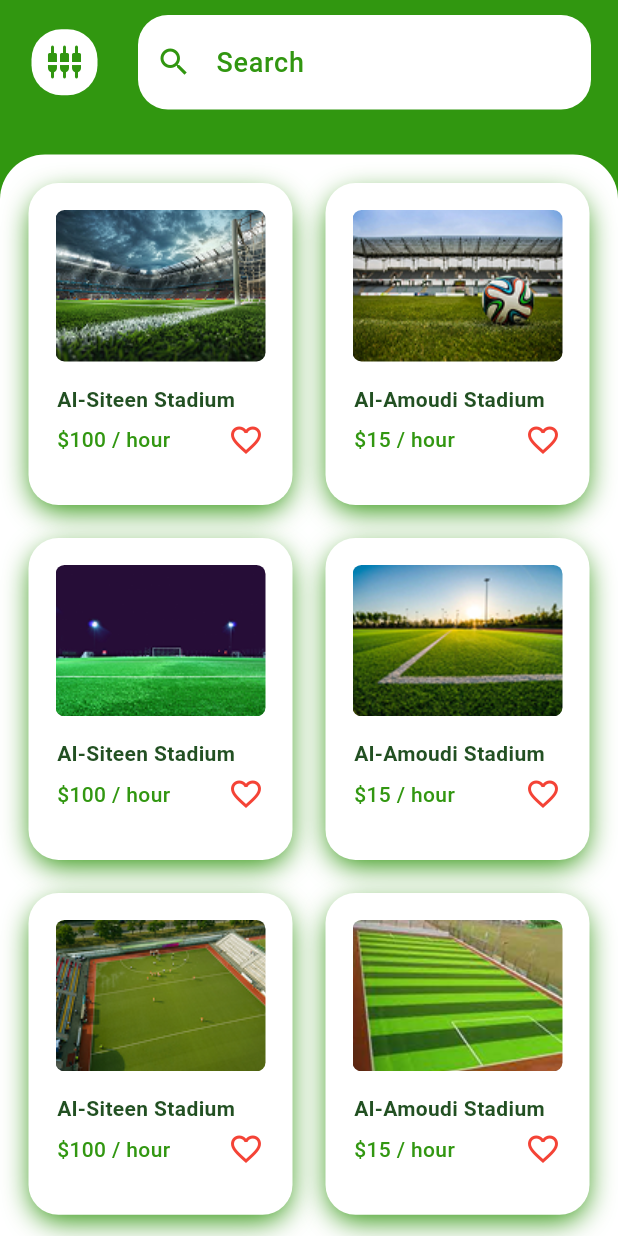
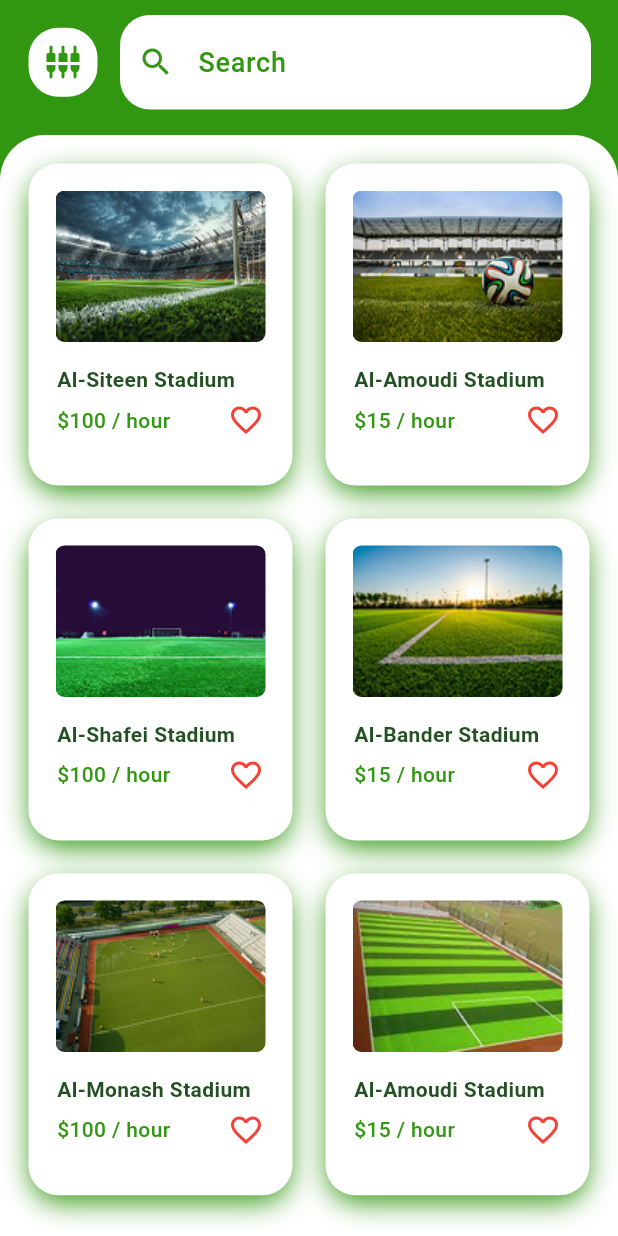
Before and after one commit to salemSS8/Booking-Stadium-App, a Flutter app: the MainPage screen opened directly, on a phone screen of 412 x 824 dp. Run offline on Flutter 3.47's test engine with Material 3 defaults, Android fonts, the phone set to English and light mode, and no system bars; our stand-ins replace pinput.

```diff
--- a/lib/screens/about_Program/Privacy_Policy.dart
+++ b/lib/screens/about_Program/Privacy_Policy.dart
@@ -15,7 +15,7 @@ class PrivacyPolicy extends StatelessWidget {
 
           style: TextStyle(
             color: Color(0xffffffff),
-            fontSize: 20,
+            fontSize: 24,
             fontWeight: FontWeight.bold,
           ),
         )),
@@ -28,7 +28,7 @@ class PrivacyPolicy extends StatelessWidget {
       ),
 
       body: Padding(
-        padding: const EdgeInsets.only(top: 20.0), // مسافة من بعد الـ AppBar
+        padding: const EdgeInsets.only(top: 7.0), // مسافة من بعد الـ AppBar
         child: Column(
           children: [
             Expanded(
--- a/lib/screens/about_Program/about_program.dart
+++ b/lib/screens/about_Program/about_program.dart
@@ -15,7 +15,7 @@ class AboutProgram extends StatelessWidget {
         title: Text(
           'About Program',
           style: TextStyle(
-            fontSize: 25,
+            fontSize: 24,
             fontWeight: FontWeight.bold,
             color: Color(0xffffffff),
           ),
--- a/lib/screens/about_Program/conditions_of_service_use.dart
+++ b/lib/screens/about_Program/conditions_of_service_use.dart
@@ -16,7 +16,7 @@ class ConditionsOfServiceUse extends StatelessWidget {
 
           style: TextStyle(
             color: Color(0xffffffff),
-            fontSize: 20,
+            fontSize: 24,
             fontWeight: FontWeight.bold,
           ),
         )),
@@ -29,7 +29,7 @@ class ConditionsOfServiceUse extends StatelessWidget {
       ),
 
       body: Padding(
-        padding: const EdgeInsets.only(top: 20.0), // مسافة من بعد الـ AppBar
+        padding: const EdgeInsets.only(top: 7.0), // مسافة من بعد الـ AppBar
         child: Column(
           children: [
             Expanded(
--- a/lib/screens/main_screen/main_page.dart
+++ b/lib/screens/main_screen/main_page.dart
@@ -142,7 +142,7 @@ class _MainPageState extends State<MainPage> {
                         CircleAvatar(
                           radius: 20,
                           backgroundImage: AssetImage(
-                            'assets/images/logo/logo.png',
+                            'assets/images/onboarding/profile.png',
                           ),
                         ),
                       ],
@@ -381,7 +381,7 @@ class _MainPageState extends State<MainPage> {
           children: [
             // --- شريط البحث العلوي ---
             Padding(
-              padding: const EdgeInsets.fromLTRB(21, 10, 18, 10),
+              padding: const EdgeInsets.fromLTRB(19, 10, 18, 10),
               child: Row(
                 children: [
                   Builder(
@@ -391,8 +391,8 @@ class _MainPageState extends State<MainPage> {
                           Scaffold.of(context).openDrawer();
                         },
                         child: Container(
-                          width: 44,
-                          height: 44,
+                          width: 46,
+                          height: 46,
                           decoration: BoxDecoration(
                             color: Colors.white,
                             borderRadius: BorderRadius.circular(20),
@@ -405,7 +405,7 @@ class _MainPageState extends State<MainPage> {
                       );
                     },
                   ),
-                  const SizedBox(width: 27),
+                  SizedBox(width: 15),
                   Expanded(
                     child: TextField(
                       style: const TextStyle(
@@ -449,7 +449,7 @@ class _MainPageState extends State<MainPage> {
                 ],
               ),
             ),
-            const SizedBox(height: 20),
+            const SizedBox(height: 7),
 
             // --- محتوى الصفحة الأبيض ---
             Expanded(
@@ -482,6 +482,10 @@ class _MainPageState extends State<MainPage> {
                               name: stadium['name']!,
                               price: stadium['price']!,
                               imageUrl: stadium['image']!,
+                              location: stadium['location'],
+                              capacity: stadium['capacity'],
+                              startDate: stadium['startDate'],
+                              endDate: stadium['endDate'],
                             ),
                           ),
                         );
--- a/lib/screens/main_screen/stadium_data.dart
+++ b/lib/screens/main_screen/stadium_data.dart
@@ -1,8 +1,64 @@
-    final List<Map<String, dynamic>> stadiums = [
-      {'name': 'Al-Siteen Stadium', 'price': '\$100 / hour', 'image': 'assets/images/stadiums/1.png', 'isFavorite': false},
-      {'name': 'Al-Amoudi Stadium', 'price': '\$15 / hour', 'image': 'assets/images/stadiums/2.png', 'isFavorite': false},
-      {'name': 'Al-Siteen Stadium', 'price': '\$100 / hour', 'image': 'assets/images/stadiums/3.png', 'isFavorite': false},
-      {'name': 'Al-Amoudi Stadium', 'price': '\$15 / hour', 'image': 'assets/images/stadiums/4.png', 'isFavorite': false},
-      {'name': 'Al-Siteen Stadium', 'price': '\$100 / hour', 'image': 'assets/images/stadiums/5.png', 'isFavorite': false},
-      {'name': 'Al-Amoudi Stadium', 'price': '\$15 / hour', 'image': 'assets/images/stadiums/6.png', 'isFavorite': false},
-    ];
+import 'package:flutter/material.dart';
+
+final List<Map<String, dynamic>> stadiums = [
+  {
+    'name': 'Al-Siteen Stadium',
+    'price': '\$100 / hour',
+    'image': 'assets/images/stadiums/1.png',
+    'capacity': 11,
+    'location': 'mukalla',
+    'startDate': TimeOfDay(hour: 10, minute: 30),
+    'endDate': TimeOfDay(hour: 24, minute: 00),
+    'isFavorite': false,
+  },
+  {
+    'name': 'Al-Amoudi Stadium',
+    'price': '\$15 / hour',
+    'image': 'assets/images/stadiums/2.png',
+    'capacity': 11,
+    'location': 'mukalla',
+    'startDate': TimeOfDay(hour: 10, minute: 30),
+    'endDate': TimeOfDay(hour: 24, minute: 00),
+    'isFavorite': false,
+  },
+  {
+    'name': 'Al-Shafei Stadium',
+    'price': '\$100 / hour',
+    'image': 'assets/images/stadiums/3.png',
+    'capacity': 11,
+    'location': 'mukalla',
+    'startDate': TimeOfDay(hour: 10, minute: 30),
+    'endDate': TimeOfDay(hour: 24, minute: 00),
+    'isFavorite': false,
+  },
+  {
+    'name': 'Al-Bander Stadium',
+    'price': '\$15 / hour',
+    'image': 'assets/images/stadiums/4.png',
+    'capacity': 11,
+    'location': 'mukalla',
+    'startDate': TimeOfDay(hour: 10, minute: 30),
+    'endDate': TimeOfDay(hour: 24, minute: 00),
+    'isFavorite': false,
+  },
+  {
+    'name': 'Al-Monash Stadium',
+    'price': '\$100 / hour',
+    'image': 'assets/images/stadiums/5.png',
+    'capacity': 11,
+    'location': 'mukalla',
+    'startDate': TimeOfDay(hour: 10, minute: 30),
+    'endDate': TimeOfDay(hour: 24, minute: 00),
+    'isFavorite': false,
+  },
+  {
+    'name': 'Al-Amoudi Stadium',
+    'price': '\$15 / hour',
+    'image': 'assets/images/stadiums/6.png',
+    'capacity': 11,
+    'location': 'mukalla',
+    'startDate': TimeOfDay(hour: 8, minute: 30),
+    'endDate': TimeOfDay(hour: 9, minute: 30),
+    'isFavorite': false,
+  },
+];
--- a/lib/screens/notifications_page/notifications_page.dart
+++ b/lib/screens/notifications_page/notifications_page.dart
@@ -42,7 +42,11 @@ class NotificationsPage extends StatelessWidget {
         ),
         title: const Text(
           'Notifications',
-          style: TextStyle(color: Colors.white, fontWeight: FontWeight.bold),
+          style: TextStyle(
+            fontSize: 24,
+            color: Colors.white,
+            fontWeight: FontWeight.bold,
+          ),
         ),
         centerTitle: true,
       ),
--- a/lib/screens/onboarding/onboarding_screen.dart
+++ b/lib/screens/onboarding/onboarding_screen.dart
@@ -53,6 +53,7 @@ class _OnboardingScreenState extends State<OnboardingScreen> {
               children: _buildPageIndicator(),
             ),
           ),
+          SizedBox(height: 20),
         ],
       ),
     );
@@ -129,6 +130,7 @@ class _OnboardingScreenState extends State<OnboardingScreen> {
   Widget _buildGetStartedButton() {
     return SizedBox(
       width: double.infinity,
+      height: 45,
       child: ElevatedButton(
         style: ElevatedButton.styleFrom(
           backgroundColor: const Color(0xFF319610),
@@ -145,6 +147,7 @@ class _OnboardingScreenState extends State<OnboardingScreen> {
             (route) => false,
           );
         },
+
         child: const Text(
           'Get Started',
           style: TextStyle(
--- a/lib/screens/profile/Profile.dart
+++ b/lib/screens/profile/Profile.dart
@@ -18,7 +18,7 @@ class _ProfileState extends State<Profile> {
         title: Text(
           'My profile',
           style: TextStyle(
-            fontSize: 28,
+            fontSize: 24,
             fontWeight: FontWeight.bold,
 
             color: const Color(0xffffffff),
--- a/pubspec.yaml
+++ b/pubspec.yaml
@@ -66,6 +66,7 @@ flutter:
     - assets/images/onboarding/1.png
     - assets/images/onboarding/2.png
     - assets/images/onboarding/3.png
+    - assets/images/onboarding/profile.png
     - assets/images/Registration/google_icon.png
     - assets/images/Registration/facebook_icon.png
     - assets/images/Registration/F1.png
```
Also changed, not shown: lib/screens/Booking/Booking.dart (+37 -20 lines), lib/screens/Favorites/favorites_page.dart (+11 -3 lines), lib/screens/My Reservations page/My Reservations page.dart (+37 -26 lines), lib/screens/main_screen/stadium_details.dart (+59 -4 lines), lib/shared_reservations.dart (added, +26 -0 lines), assets/images/onboarding/profile.png (added).
